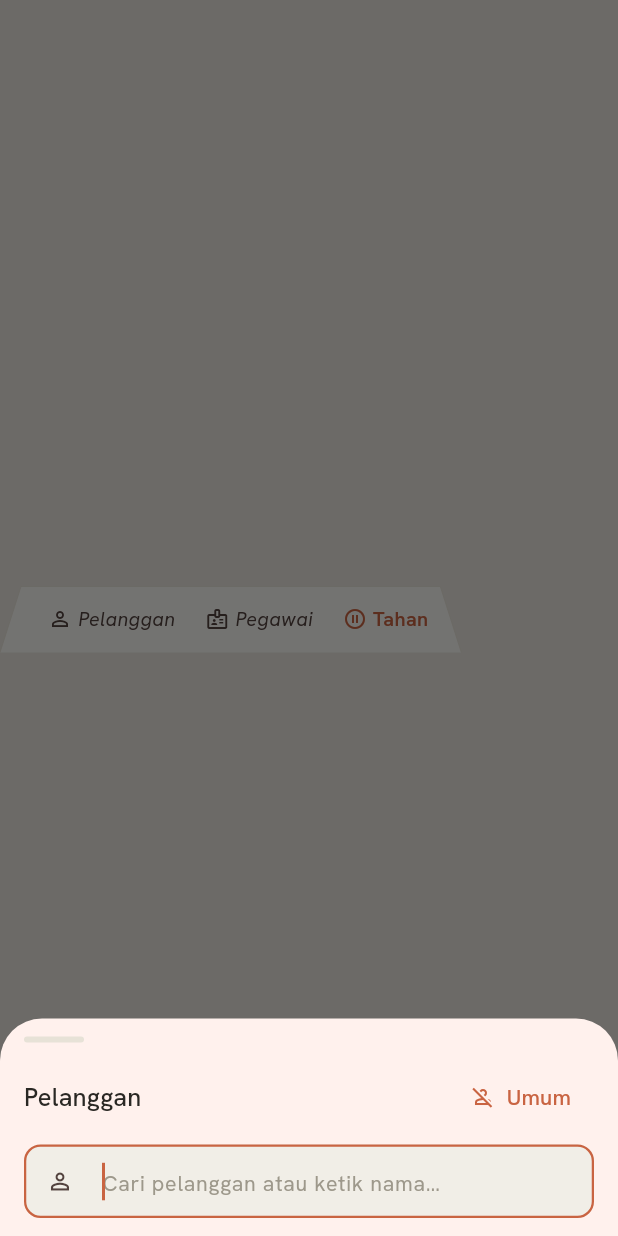
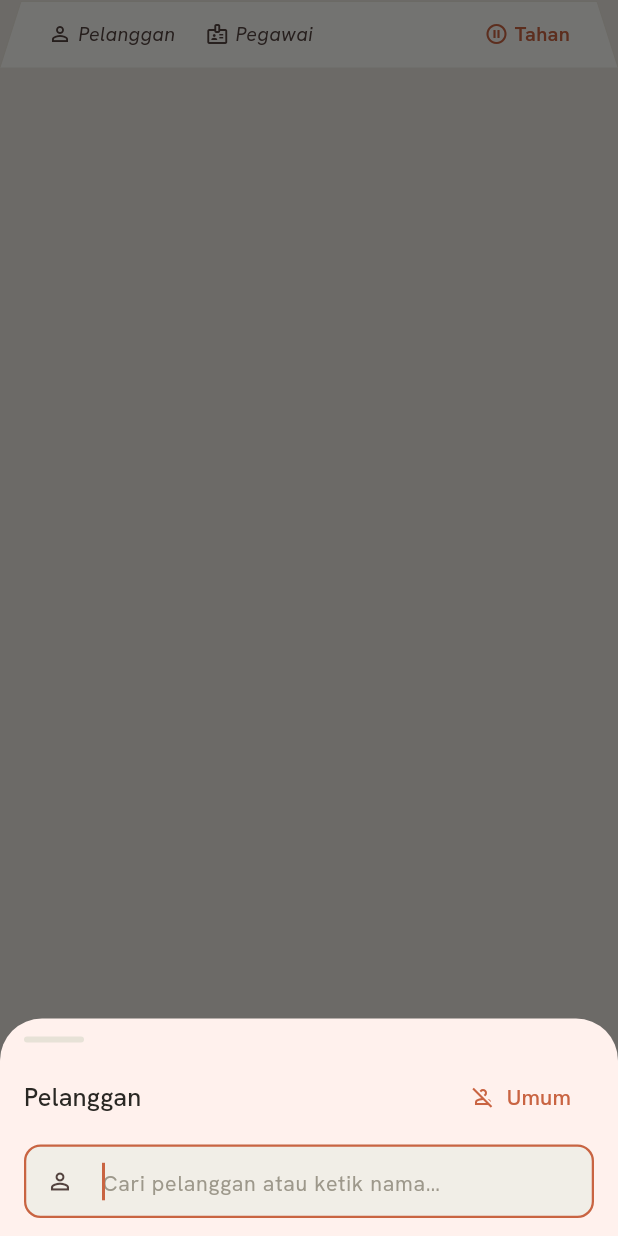
Before and after one commit to Ikanuri/The-POS, a Flutter app: the _CartMetaTab widget shown alone on an empty page, opened directly with empty values, after a tap on "Pelanggan", on a phone screen of 412 x 824 dp. Run offline on Flutter 3.47's test engine with Material 3 defaults, Android fonts, the phone set to English and light mode, and no system bars; our stand-ins replace barcode_widget, drift, file_picker, fl_chart, flutter_riverpod, flutter_secure_storage and 9 more; missing offline and left inert: encrypt, esc_pos_utils_plus, excel, mobile_scanner, network_info_plus, print_bluetooth_thermal and 2 more; accounts and stored records are empty; generated files the repository leaves out were written again.

Commit message:
Kasir: tab meta membentang penuh — hilangkan ruang kosong di samping Tahan
Tab folder pelanggan/pegawai sebelumnya rata kiri (mainAxisSize.min) sehingga
menyisakan area kosong di kanan. Kini tab membentang selebar cart bar dengan
chip di kiri dan tombol Tahan didorong ke kanan.

Co-Authored-By: Claude Sonnet 4.6 <noreply@anthropic.com>
Claude-Session: https://claude.ai/code/session_01D752XvGmhCWDSKxe7Wc7M5

```diff
--- a/lib/features/kasir/kasir_screen.dart
+++ b/lib/features/kasir/kasir_screen.dart
@@ -2383,11 +2383,10 @@ class _CartMetaTab extends ConsumerWidget {
     final notifier = ref.read(cartMetaProvider(cartId).notifier);
     const slant = 14.0;
 
-    return Align(
-      alignment: Alignment.centerLeft,
-      child: Transform.translate(
+    return Transform.translate(
       // Geser turun 1px agar dasar tab menutup garis batas atas cart bar →
-        // tampak menyatu seperti tab folder yang menonjol dari bar.
+      // tampak menyatu seperti tab folder yang menonjol dari bar. Tab membentang
+      // selebar bar (chip di kiri, Tahan di kanan) supaya tak ada ruang kosong.
       offset: const Offset(0, 1),
       child: CustomPaint(
         painter: _TabPainter(
@@ -2396,11 +2395,8 @@ class _CartMetaTab extends ConsumerWidget {
           slant: slant,
         ),
         child: Padding(
-            // Kanan cukup selebar slant — tombol "Tahan" jadi item terakhir,
-            // tidak butuh ruang ekstra di sampingnya (hilangkan space mati).
-            padding: const EdgeInsets.fromLTRB(slant + 10, 7, slant, 8),
+          padding: const EdgeInsets.fromLTRB(slant + 10, 7, slant + 10, 8),
           child: Row(
-              mainAxisSize: MainAxisSize.min,
             children: [
               _MetaChip(
                 icon: Icons.person_outline,
@@ -2419,8 +2415,8 @@ class _CartMetaTab extends ConsumerWidget {
                 onClear:
                     meta.hasEmployee ? () => notifier.clearEmployee() : null,
               ),
-                const SizedBox(width: 4),
-                // Tombol tahan pesanan.
+              const Spacer(),
+              // Tombol tahan pesanan — didorong ke kanan.
               InkWell(
                   onTap: onHold,
                   borderRadius: BorderRadius.circular(8),
@@ -2443,7 +2439,6 @@ class _CartMetaTab extends ConsumerWidget {
                   ),
                 ),
               ],
-            ),
             ),
           ),
         ),
```
Lines whose indentation alone changed are shown as unchanged.
